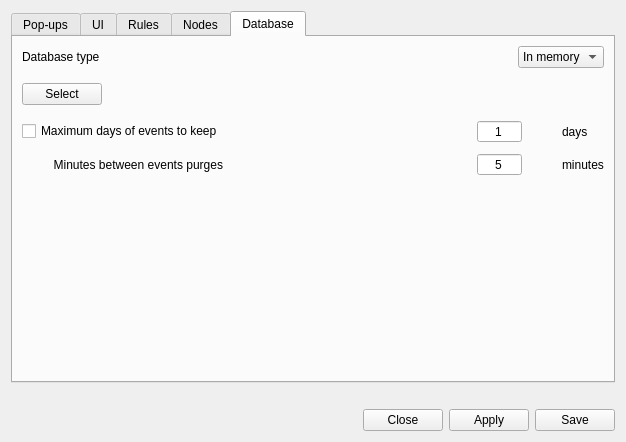
evilsocket/opensnitch, file ui/opensnitch/res/preferences.ui: the form before one commit.
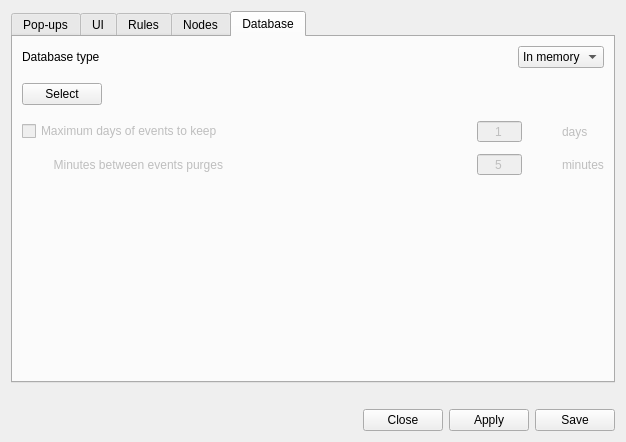
The form after the commit. The open tabs and pages were chosen to show the change. Icons and pictures are not drawn.

Commit message:
ui, preferences: improved wigdets enabling/disabling
By default disable DB options to delete old events.
If DB type is in-memory, disable DB options to delete old events.

```diff
--- a/ui/opensnitch/res/preferences.ui
+++ b/ui/opensnitch/res/preferences.ui
@@ -1235,6 +1235,9 @@
          </property>
          <item row="0" column="3">
           <widget class="QSpinBox" name="spinDBMaxDays">
+           <property name="enabled">
+            <bool>false</bool>
+           </property>
            <property name="alignment">
             <set>Qt::AlignCenter</set>
            </property>
@@ -1270,7 +1273,10 @@
           </widget>
          </item>
          <item row="1" column="5">
-          <widget class="QLabel" name="label_20">
+          <widget class="QLabel" name="labelDBPurgeMinutes">
+           <property name="enabled">
+            <bool>false</bool>
+           </property>
            <property name="text">
             <string>minutes</string>
            </property>
@@ -1281,6 +1287,9 @@
          </item>
          <item row="1" column="3">
           <widget class="QSpinBox" name="spinDBPurgeInterval">
+           <property name="enabled">
+            <bool>false</bool>
+           </property>
            <property name="alignment">
             <set>Qt::AlignCenter</set>
            </property>
@@ -1297,6 +1306,9 @@
          </item>
          <item row="1" column="0">
           <widget class="QLabel" name="labelDBPurgeInterval">
+           <property name="enabled">
+            <bool>false</bool>
+           </property>
            <property name="text">
             <string>Minutes between events purges</string>
            </property>
@@ -1319,7 +1331,10 @@
           </spacer>
          </item>
          <item row="0" column="5">
-          <widget class="QLabel" name="label_19">
+          <widget class="QLabel" name="labelDBPurgeDays">
+           <property name="enabled">
+            <bool>false</bool>
+           </property>
            <property name="text">
             <string>days</string>
            </property>
@@ -1330,6 +1345,9 @@
          </item>
          <item row="0" column="0">
           <widget class="QCheckBox" name="checkDBMaxDays">
+           <property name="enabled">
+            <bool>false</bool>
+           </property>
            <property name="text">
             <string>Maximum days of events to keep</string>
            </property>
```
Left out of the diff: 12 changed lines with no effect on the pictures. The commit also changes 1 other file.
